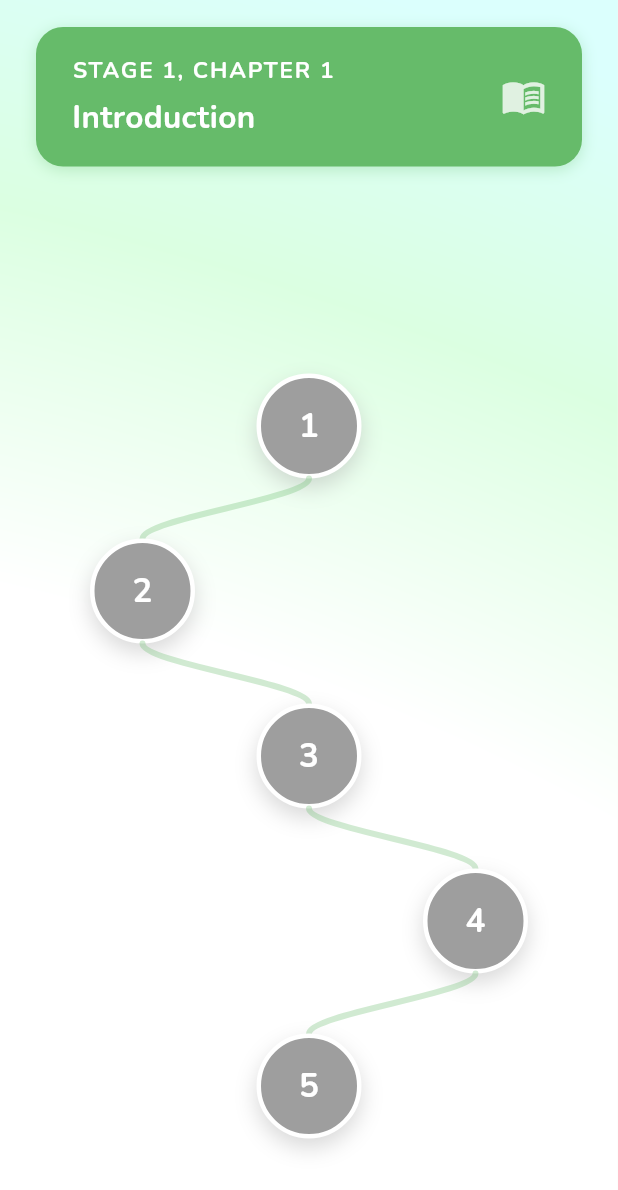
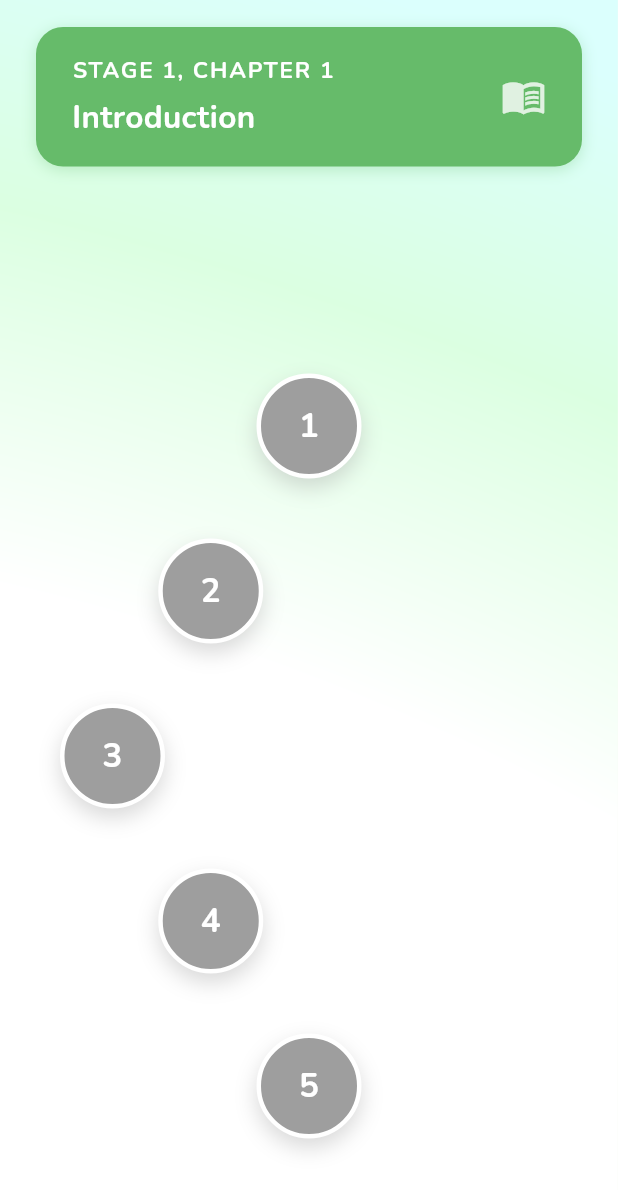
Before and after one commit to daobinhgiang/binge-eating-dart, a Flutter app: the LessonsScreen screen opened directly, on a phone screen of 412 x 824 dp. Shown: the top 1190 px of the screen. Run offline on Flutter 3.47's test engine with Material 3 defaults, Android fonts, the phone set to English and light mode, and no system bars; our stand-ins replace audioplayers, cloud_firestore, firebase_analytics, firebase_auth, firebase_core, firebase_messaging and 9 more; missing offline and left inert: tutorial_coach_mark; accounts and stored records are empty.

Commit message:
new_update

```diff
--- a/lib/screens/education/lessons_screen.dart
+++ b/lib/screens/education/lessons_screen.dart
@@ -634,10 +634,10 @@ class _LessonsScreenState extends ConsumerState<LessonsScreen> {
     );
   }
 
-  // Get lesson position in the path (-1 = left, 0 = center, 1 = right)
+  // Get lesson position in the path (-2 = most left, -1 = more left, 0 = center, 1 = more right, 2 = most right)
   int _getLessonPosition(int index) {
-    // Create a winding path like Duolingo
-    final pattern = [0, -1, 0, 1, 0, -1, 1, 0, -1, 0, 1, 0];
+    // Create a winding path with gradual transitions: center -> more left -> most left -> more left -> center -> more right -> most right -> more right -> center
+    final pattern = [0, -1, -2, -1, 0, 1, 2, 1];
     return pattern[index % pattern.length];
   }
 
@@ -657,22 +657,57 @@ class _LessonsScreenState extends ConsumerState<LessonsScreen> {
             ? Colors.grey.shade400
             : Colors.grey.shade500; // Grey for uncompleted lessons
 
-    // Calculate alignment based on position
-    Alignment alignment;
-    if (position < 0) {
-      alignment = Alignment.centerLeft;
-    } else if (position > 0) {
-      alignment = Alignment.centerRight;
-    } else {
-      alignment = Alignment.center;
-    }
+    return LayoutBuilder(
+      builder: (context, constraints) {
+        final screenWidth = constraints.maxWidth;
+        final buttonRadius = 35.0; // Half of button width (70/2)
+
+        // Calculate positions
+        // Position -2 (most left): 20 + 35 = 55 from left
+        // Position -1 (more left): halfway between center and most left
+        // Position 0 (center): width/2
+        // Position 1 (more right): halfway between center and most right
+        // Position 2 (most right): width - 55 from left
+
+        final mostLeftPos = 55.0;
+        final mostRightPos = screenWidth - 55.0;
+        final centerPos = screenWidth / 2;
+        final moreLeftPos = (centerPos + mostLeftPos) / 2;
+        final moreRightPos = (centerPos + mostRightPos) / 2;
+
+        // Calculate padding based on position
+        double leftPadding = 0;
+        double rightPadding = 0;
+        Alignment alignment;
+
+        if (position == -2) {
+          leftPadding = 20;
+          rightPadding = 0;
+          alignment = Alignment.centerLeft;
+        } else if (position == -1) {
+          leftPadding = moreLeftPos - buttonRadius;
+          rightPadding = 0;
+          alignment = Alignment.centerLeft;
+        } else if (position == 0) {
+          leftPadding = 0;
+          rightPadding = 0;
+          alignment = Alignment.center;
+        } else if (position == 1) {
+          leftPadding = 0;
+          rightPadding = screenWidth - moreRightPos - buttonRadius;
+          alignment = Alignment.centerRight;
+        } else { // position == 2
+          leftPadding = 0;
+          rightPadding = 20;
+          alignment = Alignment.centerRight;
+        }
 
     return Align(
       alignment: alignment,
       child: Padding(
         padding: EdgeInsets.only(
-          left: position == -1 ? 40 : position == 0 ? 0 : 0,
-          right: position == 1 ? 40 : position == 0 ? 0 : 0,
+          left: leftPadding,
+          right: rightPadding,
         ),
         child: GestureDetector(
           key: lessonKey,
@@ -721,6 +756,8 @@ class _LessonsScreenState extends ConsumerState<LessonsScreen> {
         ),
       ),
     );
+      },
+    );
   }
 
   // Build connecting path between lessons
@@ -730,7 +767,7 @@ class _LessonsScreenState extends ConsumerState<LessonsScreen> {
       painter: PathPainter(
         fromPosition: fromPosition,
         toPosition: toPosition,
-        color: const Color(0xFF66BB6A).withOpacity(0.3),
+        color: Colors.transparent, // Make lines invisible
       ),
     );
   }
@@ -809,24 +846,39 @@ class PathPainter extends CustomPainter {
 
     final path = Path();
 
+    // Calculate positions using same logic as button positioning
+    final mostLeftPos = 55.0;
+    final mostRightPos = size.width - 55.0;
+    final centerPos = size.width / 2;
+    final moreLeftPos = (centerPos + mostLeftPos) / 2;
+    final moreRightPos = (centerPos + mostRightPos) / 2;
+
     // Calculate start and end positions
     double startX;
     double endX;
 
-    if (fromPosition == -1) {
-      startX = 75; // Left position (40 padding + 35 half of button)
+    if (fromPosition == -2) {
+      startX = mostLeftPos;
+    } else if (fromPosition == -1) {
+      startX = moreLeftPos;
     } else if (fromPosition == 0) {
-      startX = size.width / 2;
+      startX = centerPos;
+    } else if (fromPosition == 1) {
+      startX = moreRightPos;
     } else {
-      startX = size.width - 75; // Right position
+      startX = mostRightPos;
     }
 
-    if (toPosition == -1) {
-      endX = 75;
+    if (toPosition == -2) {
+      endX = mostLeftPos;
+    } else if (toPosition == -1) {
+      endX = moreLeftPos;
     } else if (toPosition == 0) {
-      endX = size.width / 2;
+      endX = centerPos;
+    } else if (toPosition == 1) {
+      endX = moreRightPos;
     } else {
-      endX = size.width - 75;
+      endX = mostRightPos;
     }
 
     // Draw curved path
--- a/lib/screens/home_screen.dart
+++ b/lib/screens/home_screen.dart
@@ -1935,8 +1935,8 @@ class _HomeScreenState extends ConsumerState<HomeScreen> {
         Row(
           mainAxisAlignment: MainAxisAlignment.center,
           children: timeUnits.map((unit) {
-            final fontSize = 20.0;
-            final labelSize = 12.0;
+            final fontSize = 28.0;
+            final labelSize = 14.0;
 
             // Determine color based on the time unit type
             Color unitColor;
@@ -1952,7 +1952,7 @@ class _HomeScreenState extends ConsumerState<HomeScreen> {
             }
 
             return Container(
-              margin: const EdgeInsets.symmetric(horizontal: 6),
+              margin: const EdgeInsets.symmetric(horizontal: 4),
               child: Column(
                 mainAxisSize: MainAxisSize.min,
                 children: [
```
Also changed, not shown: lib/screens/journal/journal_screen.dart (+124 -82 lines), lib/screens/main_navigation.dart (+11 -11 lines), lib/widgets/weight_graph_widget.dart (+9 -39 lines), 1 other file.
